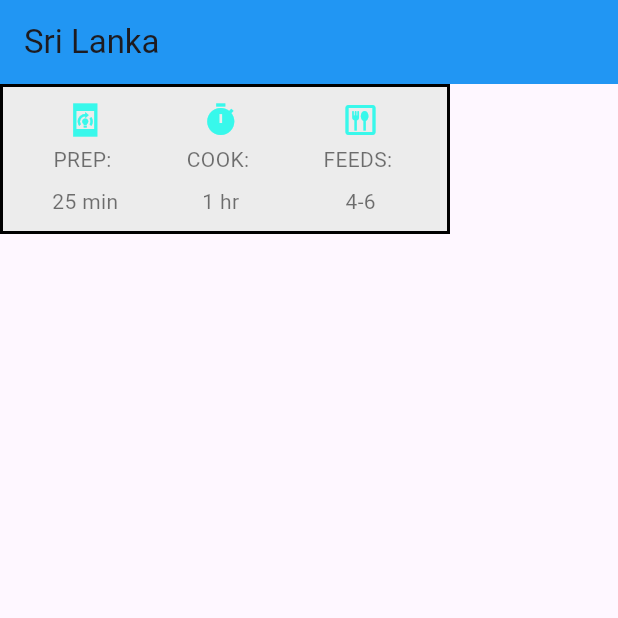
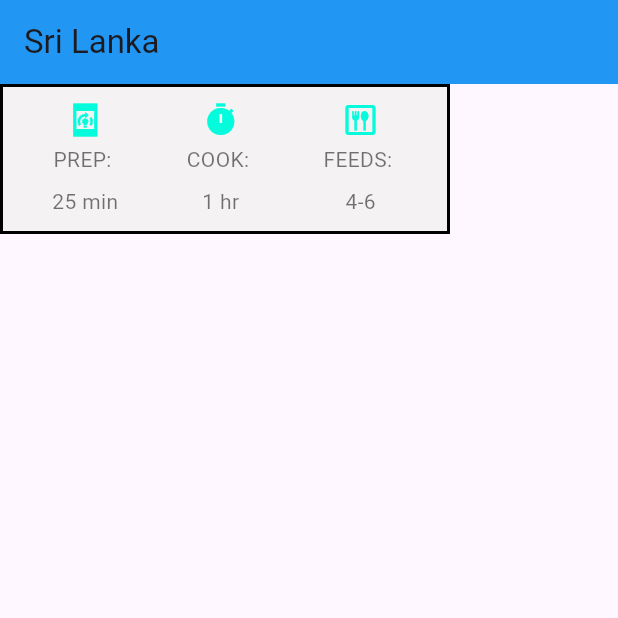
Before and after one commit to randilt/flutter-layouts, a Flutter app: the screen it shows after launch, on a phone screen of 412 x 824 dp, the top half of it. Run offline on Flutter 3.47's test engine with Material 3 defaults, Android fonts, the phone set to English and light mode, and no system bars.

Commit message:
Update colors in InstructionCard and InstructionPoint components for improved aesthetics

```diff
--- a/lib/shared/instruction_card.dart
+++ b/lib/shared/instruction_card.dart
@@ -9,7 +9,7 @@ class InstructionCard extends StatelessWidget {
     return Container(
       width: 300,
       decoration: BoxDecoration(
-        color: const Color.fromARGB(255, 236, 236, 236),
+        color: const Color.fromARGB(255, 244, 242, 242),
         border: Border.all(
           color: Colors.black,
           width: 2.0,
--- a/lib/shared/instruction_point.dart
+++ b/lib/shared/instruction_point.dart
@@ -18,7 +18,7 @@ class InstructionPoint extends StatelessWidget {
   Widget build(BuildContext context) {
     return Column(
       children: [
-        Icon(icon, color: const Color.fromARGB(255, 56, 248, 235)),
+        Icon(icon, color: const Color(0xFF04FCDC)),
         const SizedBox(height: 4.0), // Add space between icon and title
         Text(
           title,
```
